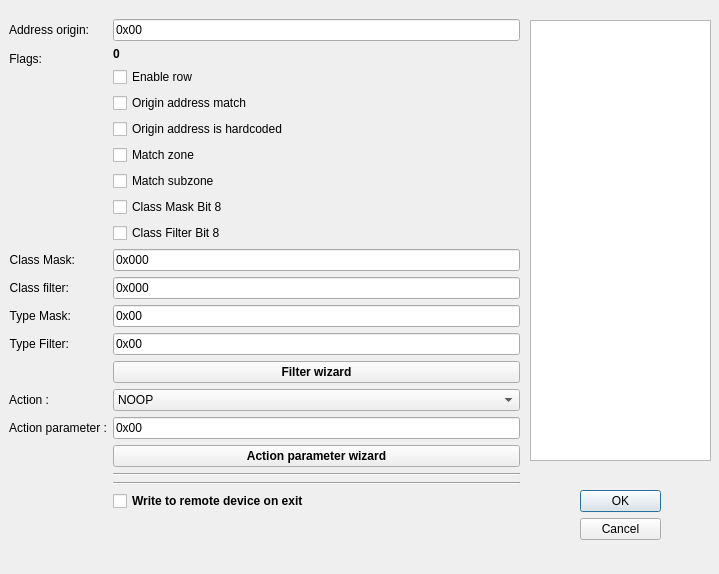
Qt form src/cdlgeditdm.ui (grodansparadis/vscp-works-qt) before a commit.
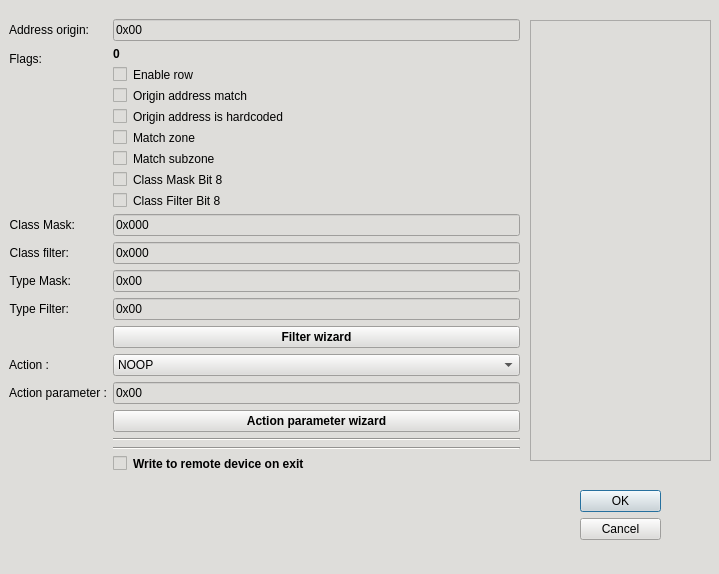
The same form after that commit.

The edit to the form file:
```diff
--- a/src/cdlgeditdm.ui
+++ b/src/cdlgeditdm.ui
@@ -16,6 +16,10 @@
   <property name="windowOpacity">
    <double>-2.000000000000000</double>
   </property>
+  <property name="styleSheet">
+   <string notr="true">background-color: rgb(222, 221, 218);
+border-color: rgb(0, 0, 0);</string>
+  </property>
   <widget class="QDialogButtonBox" name="buttonBox">
    <property name="geometry">
     <rect>
```
